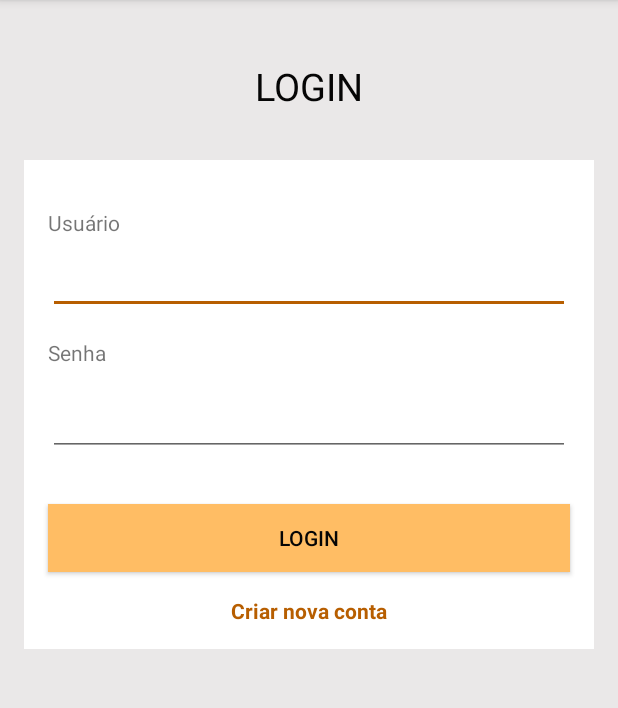
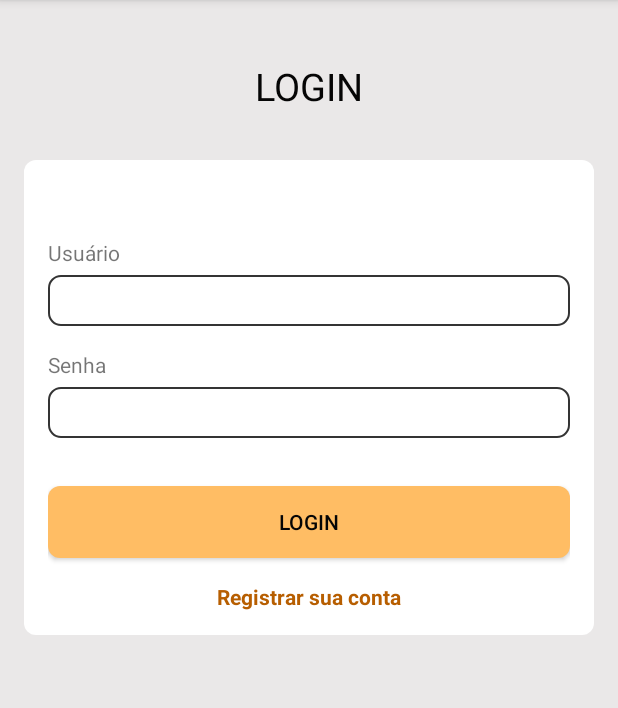
Before and after one commit to alecsander-tf/PsicoTop, an Android app: the screen it shows after launch (LoginActivity), after a tap on "LOGIN", on a phone screen of 412 x 824 dp, the part 84-792 px from its top. Run offline under Robolectric (Android 15) with nearby library versions, the phone set to English and light mode, and no system bars; our stand-ins replace Firebase (no records; nobody signed in at launch, a user with empty details on screens opened directly).

Commit message:
Paciente só é registrado com Psicólogo válido. Atualização de Layout

```diff
--- a/app/build.gradle
+++ b/app/build.gradle
@@ -5,7 +5,7 @@ android {
     buildToolsVersion "29.0.2"
     defaultConfig {
         applicationId "com.example.psicotop"
-        minSdkVersion 16
+        minSdkVersion 19
         targetSdkVersion 29
         versionCode 1
         versionName "1.0"
--- a/app/src/main/AndroidManifest.xml
+++ b/app/src/main/AndroidManifest.xml
@@ -21,7 +21,8 @@
 
         </activity>
 
-        <activity android:name=".mvp.registro.RegistroActivity">
+        <activity android:name=".mvp.registro.RegistroActivity"
+            android:parentActivityName=".mvp.login.LoginActivity">
 
         </activity>
 
--- a/app/src/main/java/com/example/psicotop/banco/IPost.java
+++ b/app/src/main/java/com/example/psicotop/banco/IPost.java
@@ -18,7 +18,7 @@ public interface IPost {
 
     boolean psicologoExiste(String email);
     void verificarUsuario(IPostListCallback callback);
-    void loginUsuario(Usuario u, IPostCallback callback);
+    void loginUsuario(String email, String senha, IPostCallback callback);
     void registrarUsuario(Usuario u, IPostCallback callback);
 
 }
--- a/app/src/main/java/com/example/psicotop/banco/Post.java
+++ b/app/src/main/java/com/example/psicotop/banco/Post.java
@@ -18,7 +18,6 @@ import com.google.firebase.database.DataSnapshot;
 import com.google.firebase.database.DatabaseError;
 import com.google.firebase.database.DatabaseReference;
 import com.google.firebase.database.FirebaseDatabase;
-import com.google.firebase.database.ValueEventListener;
 
 import java.util.ArrayList;
 import java.util.List;
@@ -31,6 +30,8 @@ public class Post implements IPost{
     private DatabaseReference myRef;
     private FirebaseDatabase mDatabase;
 
+    private static ChildEventListener childEventListener;
+
     static private List<Usuario> usuarios = new ArrayList<>();
     static private List<Usuario> psicologos = new ArrayList<>();
 
@@ -39,48 +40,30 @@ public class Post implements IPost{
         mDatabase = FirebaseDatabase.getInstance();
         myRef = mDatabase.getReference();
         myAuth = FirebaseAuth.getInstance();
-    }
 
-    @Override
-    public boolean psicologoExiste(String email){
+        DatabaseReference psicologoRef = myRef.child("Usuario").child("Psicologo");
 
-        myRef.child("Usuario").child("Psicologo").addValueEventListener(new ValueEventListener() {
-            @Override
-            public void onDataChange(@NonNull DataSnapshot dataSnapshot) {
-                for (DataSnapshot child : dataSnapshot.getChildren()){
-                    if (!psicologos.contains(child.getValue(Psicologo.class))){
-                        psicologos.add(child.getValue(Psicologo.class));
-                    }
-                }
-            }
+        if (childEventListener == null) {
 
-            @Override
-            public void onCancelled(@NonNull DatabaseError databaseError) {
-
-            }
-        });
-
-        myRef.addChildEventListener(new ChildEventListener() {
+            childEventListener = psicologoRef.addChildEventListener(new ChildEventListener() {
                 @Override
                 public void onChildAdded(@NonNull DataSnapshot dataSnapshot, @Nullable String s) {
-                Usuario usuario = dataSnapshot.getValue(Usuario.class);
 
-                if (!psicologos.contains(dataSnapshot.getValue(Psicologo.class))){
-                    psicologos.add(dataSnapshot.getValue(Psicologo.class));
+                    Usuario u = dataSnapshot.getValue(Psicologo.class);
+
+                    if (!psicologos.contains(u)) {
+                        psicologos.add(u);
                     }
 
                 }
 
                 @Override
                 public void onChildChanged(@NonNull DataSnapshot dataSnapshot, @Nullable String s) {
-                Usuario usuario = dataSnapshot.getValue(Usuario.class);
-                Psicologo psicologo = dataSnapshot.getValue(Psicologo.class);
 
-                if (!psicologos.contains(dataSnapshot.getValue(Psicologo.class))){
+                    if (!psicologos.contains(dataSnapshot.getValue(Psicologo.class))) {
                         psicologos.add(dataSnapshot.getValue(Psicologo.class));
                     }
 
-                usuarios.add(usuario);
                 }
 
                 @Override
@@ -99,6 +82,11 @@ public class Post implements IPost{
 
                 }
             });
+        }
+    }
+
+    @Override
+    public boolean psicologoExiste(String email){
 
         for (Usuario psicologo : psicologos){
             if (email.equals(psicologo.getEmail())){
@@ -157,9 +145,9 @@ public class Post implements IPost{
         DatabaseReference usuarioRefmyRef = myRef.child("Usuario").child("Psicologo");
     }
 
-    public void loginUsuario(Usuario u, final IPostCallback callback){
+    public void loginUsuario(String email, String senha, final IPostCallback callback){
 
-        myAuth.signInWithEmailAndPassword(u.getEmail(), u.getSenha()).addOnCompleteListener(new OnCompleteListener<AuthResult>() {
+        myAuth.signInWithEmailAndPassword(email, senha).addOnCompleteListener(new OnCompleteListener<AuthResult>() {
             @Override
             public void onComplete(@NonNull Task<AuthResult> task) {
                 if (task.isSuccessful()){
--- a/app/src/main/java/com/example/psicotop/mvp/login/LoginActivity.java
+++ b/app/src/main/java/com/example/psicotop/mvp/login/LoginActivity.java
@@ -66,20 +66,10 @@ public class LoginActivity extends AppCompatActivity implements LoginContract.Vi
             @Override
             public void onClick(View v) {
 
-                presenter.login(criarUsuario());
+                presenter.login(etEmail.getText().toString(), etSenha.getText().toString());
 
             }
         };
-    }
-
-    private Usuario criarUsuario(){
-
-        Usuario usuario = new Paciente();
-
-        usuario.setEmail(etEmail.getText().toString());
-        usuario.setSenha(etSenha.getText().toString());
-
-        return usuario;
     }
 
     @Override
--- a/app/src/main/java/com/example/psicotop/mvp/login/LoginContract.java
+++ b/app/src/main/java/com/example/psicotop/mvp/login/LoginContract.java
@@ -11,7 +11,7 @@ public interface LoginContract {
 
     interface UserActionsListener{
 
-        void login(Usuario usuario);
+        void login(String email, String senha);
 
         void abrirActivity(Class<?> arg);
     }
--- a/app/src/main/java/com/example/psicotop/mvp/login/LoginPresenter.java
+++ b/app/src/main/java/com/example/psicotop/mvp/login/LoginPresenter.java
@@ -15,9 +15,9 @@ public class LoginPresenter implements LoginContract.UserActionsListener{
     }
 
     @Override
-    public void login(Usuario usuario) {
+    public void login(String email, String senha) {
 
-        post.loginUsuario(usuario, new IPost.IPostCallback() {
+        post.loginUsuario(email, senha, new IPost.IPostCallback() {
             @Override
             public void onLoaded(String msg) {
                 loginView.carregarActivity(MenuActivity.class);
--- /dev/null
+++ b/app/src/main/res/drawable/custom_button.xml
@@ -0,0 +1,10 @@
+<?xml version="1.0" encoding="utf-8"?>
+<shape xmlns:android="http://schemas.android.com/apk/res/android">
+
+    <corners
+        android:radius="8dp"/>
+
+    <solid
+        android:color="@color/colorPrimaryLight" />
+
+</shape>
--- /dev/null
+++ b/app/src/main/res/drawable/custom_card.xml
@@ -0,0 +1,11 @@
+<?xml version="1.0" encoding="utf-8"?>
+<shape xmlns:android="http://schemas.android.com/apk/res/android">
+
+    <corners
+        android:radius="8dp"/>
+
+
+    <solid
+        android:color="@color/colorWhite"/>
+
+</shape>
--- /dev/null
+++ b/app/src/main/res/drawable/custom_edit_text.xml
@@ -0,0 +1,21 @@
+<?xml version="1.0" encoding="utf-8"?>
+<shape xmlns:android="http://schemas.android.com/apk/res/android">
+
+    <corners
+        android:radius="8dp"/>
+
+    <padding
+        android:top="5dp"
+        android:right="5dp"
+        android:left="10dp"
+        android:bottom="5dp"/>
+
+    <stroke
+        android:width="1dp"
+        android:color="#343434"
+        />
+
+    <solid
+        android:color="@color/colorWhite"/>
+
+</shape>
--- a/app/src/main/res/layout/activity_login.xml
+++ b/app/src/main/res/layout/activity_login.xml
@@ -33,7 +33,10 @@
             android:layout_width="0dp"
             android:layout_height="wrap_content"
             android:layout_marginTop="32dp"
-            android:background="@color/colorWhite"
+            android:background="@drawable/custom_card"
+            android:paddingRight="16dp"
+            android:paddingLeft="16dp"
+            android:paddingTop="20dp"
             android:paddingBottom="16dp"
             app:layout_constraintEnd_toEndOf="parent"
             app:layout_constraintStart_toStartOf="parent"
@@ -41,13 +44,10 @@
 
             <Button
                 android:id="@+id/btnLogin"
-                android:layout_width="0dp"
-                android:layout_height="45dp"
-                android:layout_marginStart="16dp"
+                android:layout_width="match_parent"
+                android:layout_height="wrap_content"
                 android:layout_marginTop="32dp"
-                android:layout_marginEnd="16dp"
-                android:layout_marginRight="16dp"
-                android:background="@color/colorPrimaryLight"
+                android:background="@drawable/custom_button"
                 android:text="LOGIN"
                 android:textColor="@color/colorBlack"
                 app:layout_constraintEnd_toEndOf="@+id/constraintLayout"
@@ -57,13 +57,11 @@
 
             <EditText
                 android:id="@+id/etEmail"
-                android:layout_width="0dp"
-                android:layout_height="43dp"
-                android:layout_marginStart="16dp"
-                android:layout_marginTop="8dp"
-                android:layout_marginEnd="16dp"
-                android:ems="10"
-                android:inputType="textPersonName"
+                android:layout_width="match_parent"
+                android:layout_height="wrap_content"
+                android:layout_marginTop="5dp"
+                android:background="@drawable/custom_edit_text"
+                android:inputType="textEmailAddress"
                 app:layout_constraintEnd_toEndOf="parent"
                 app:layout_constraintLeft_toLeftOf="parent"
                 app:layout_constraintRight_toRightOf="parent"
@@ -81,12 +79,11 @@
 
             <EditText
                 android:id="@+id/etSenha"
-                android:layout_width="0dp"
-                android:layout_height="43dp"
-                android:layout_marginStart="16dp"
-                android:layout_marginTop="16dp"
-                android:layout_marginEnd="16dp"
-                android:ems="10"
+                android:background="@drawable/custom_edit_text"
+                android:layout_width="match_parent"
+                android:layout_height="wrap_content"
+
+                android:layout_marginTop="5dp"
                 android:inputType="textPassword"
                 app:layout_constraintEnd_toEndOf="parent"
                 app:layout_constraintHorizontal_bias="0.0"
@@ -114,7 +111,7 @@
                 android:layout_marginEnd="16dp"
                 android:textColor="@color/colorPrimaryDark"
                 android:layout_marginRight="16dp"
-                android:text="Criar nova conta"
+                android:text="Registrar sua conta"
                 android:textStyle="bold"
                 app:layout_constraintEnd_toEndOf="parent"
                 app:layout_constraintStart_toStartOf="parent"
```
Also changed, not shown: app/src/main/java/com/example/psicotop/modal/Paciente.java (+7 -7 lines), app/src/main/java/com/example/psicotop/modal/Usuario.java (+14 -0 lines), app/src/main/java/com/example/psicotop/mvp/registro/RegistroActivity.java (+38 -5 lines), app/src/main/res/drawable/custom_spinner.xml (added, +19 -0 lines), app/src/main/res/drawable/ic_arrow_drop_down_black_24dp.xml (added, +9 -0 lines), app/src/main/res/layout/activity_registro.xml (+51 -11 lines). Lines whose indentation alone changed are shown as unchanged.
